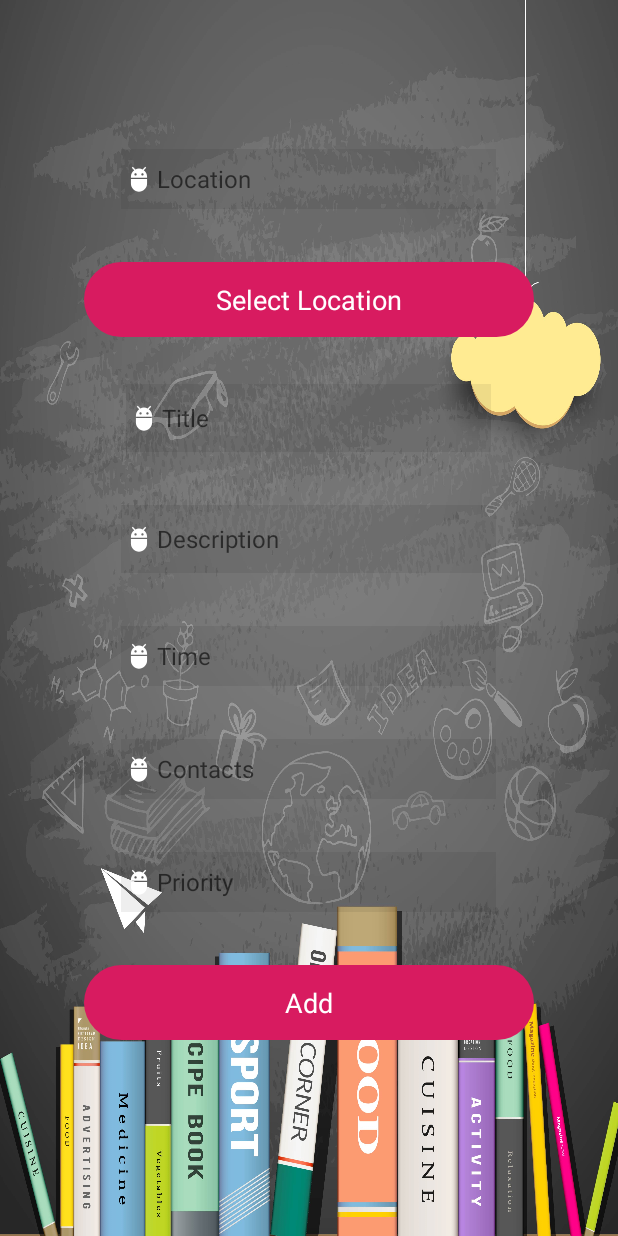
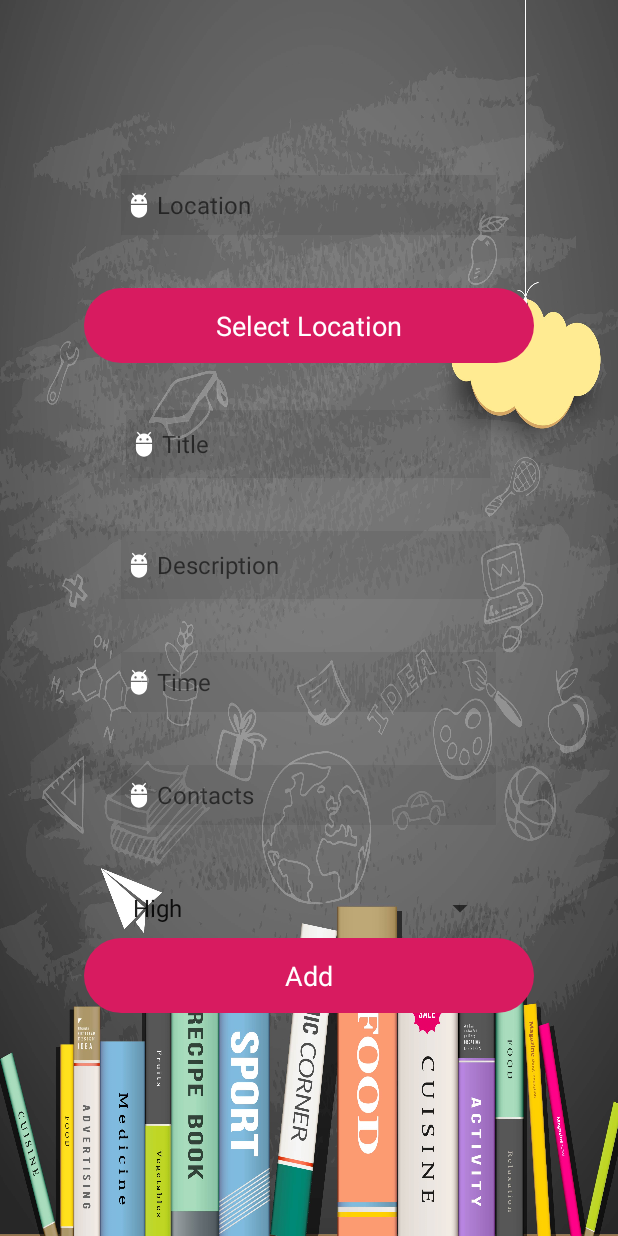
Before and after one commit to bainianbuhe/SmartEventPlanner, an Android app: the EventActivity screen opened directly, with no data from a screen before it, on a phone screen of 412 x 824 dp. Run offline under Robolectric (Android 15) with nearby library versions, the phone set to English and light mode, and no system bars.

Commit message:
complete priority spinner

```diff
--- a/app/src/main/java/osu/smartPlanner/EventActivity.java
+++ b/app/src/main/java/osu/smartPlanner/EventActivity.java
@@ -9,14 +9,19 @@ import android.text.TextWatcher;
 import android.util.Log;
 import android.view.View;
 import android.widget.EditText;
+import android.widget.Spinner;
 import android.widget.TextView;
+import android.widget.ArrayAdapter;
+import java.util.List;
+import java.util.ArrayList;
 
 public class EventActivity extends AppCompatActivity {
     private EditText titleField;
     private EditText descriptionField;
     private EditText timeField;
     private EditText contactsField;
-    private EditText priorityField;
+    private Spinner priorityField;
+//    private EditText priorityField;
     private EditText locationField;
     private TextView addButtonName;
     private TextView deleteButtonName;
@@ -39,6 +44,7 @@ public class EventActivity extends AppCompatActivity {
     {
         super.onCreate(savedInstanceState);
         setContentView(R.layout.activity_event);
+        addItemsOnPriority();
 
         if (savedInstanceState == null) {
             Bundle extras = getIntent().getExtras();
@@ -189,22 +195,6 @@ public class EventActivity extends AppCompatActivity {
         });
 
         priorityField = findViewById(R.id.eventPriority);
-        priorityField.addTextChangedListener(new TextWatcher() {
-            @Override
-            public void beforeTextChanged(CharSequence s, int start, int count, int after) {
-
-            }
-
-            @Override
-            public void onTextChanged(CharSequence s, int start, int before, int count) {
-                priority = s.toString();
-            }
-
-            @Override
-            public void afterTextChanged(Editable s) {
-
-            }
-        });
 
         addButtonName = findViewById(R.id.textAddEvent);
         deleteButtonName = findViewById(R.id.textDeleteEvent);
@@ -214,7 +204,6 @@ public class EventActivity extends AppCompatActivity {
             descriptionField.setText(description);
             timeField.setText(time);
             contactsField.setText(contacts);
-            priorityField.setText(priority);
             addButtonName.setText("Update");
             deleteButtonName.setText("Delete");
         } else {
@@ -227,6 +216,19 @@ public class EventActivity extends AppCompatActivity {
         confirmAddEvent.setOnClickListener(new View.OnClickListener() {
             @Override
             public void onClick(View v) {
+                switch(String.valueOf(priorityField.getSelectedItem())) {
+                    case "High":
+                        priority = "3";
+                        break;
+                    case "Regular":
+                        priority = "2";
+                        break;
+                    case "Low":
+                        priority = "1";
+                        break;
+                    default:
+                        priority = "1";
+                }
                 Log.d(TAG,"confirm add event");
                 Event event = new Event();
                 event.setUserName(username);
@@ -268,4 +270,18 @@ public class EventActivity extends AppCompatActivity {
             }
         });
     }
+
+    public void addItemsOnPriority() {
+
+        priorityField = (Spinner) findViewById(R.id.eventPriority);
+        List<String> list = new ArrayList<String>();
+        list.add("High");
+        list.add("Regular");
+        list.add("Low");
+        ArrayAdapter<String> dataAdapter = new ArrayAdapter<String>(this,
+                android.R.layout.simple_spinner_item, list);
+        dataAdapter.setDropDownViewResource(android.R.layout.simple_spinner_dropdown_item);
+        priorityField.setAdapter(dataAdapter);
+    }
+
 }
--- a/app/src/main/res/layout/activity_event.xml
+++ b/app/src/main/res/layout/activity_event.xml
@@ -102,19 +102,24 @@
         android:inputType="textPersonName"
         android:textSize="16dp" />
 
-    <EditText
+    <!--<EditText-->
+        <!--android:id="@+id/eventPriority"-->
+        <!--android:layout_width="250dp"-->
+        <!--android:layout_height="40dp"-->
+        <!--android:layout_above="@+id/pass_word_edit"-->
+        <!--android:layout_centerHorizontal="true"-->
+        <!--android:layout_marginBottom="35dp"-->
+        <!--android:background="#11000000"-->
+        <!--android:drawableLeft="@drawable/ic_action_user"-->
+        <!--android:ems="10"-->
+        <!--android:hint="Priority"-->
+        <!--android:inputType="textPersonName"-->
+        <!--android:textSize="16dp" />-->
+
+    <Spinner
         android:id="@+id/eventPriority"
         android:layout_width="250dp"
-        android:layout_height="40dp"
-        android:layout_above="@+id/pass_word_edit"
-        android:layout_centerHorizontal="true"
-        android:layout_marginBottom="35dp"
-        android:background="#11000000"
-        android:drawableLeft="@drawable/ic_action_user"
-        android:ems="10"
-        android:hint="Priority"
-        android:inputType="textPersonName"
-        android:textSize="16dp" />
+        android:layout_height="40dp"/>
 
     <android.support.v7.widget.CardView
         android:id="@+id/addEventButton"
```
